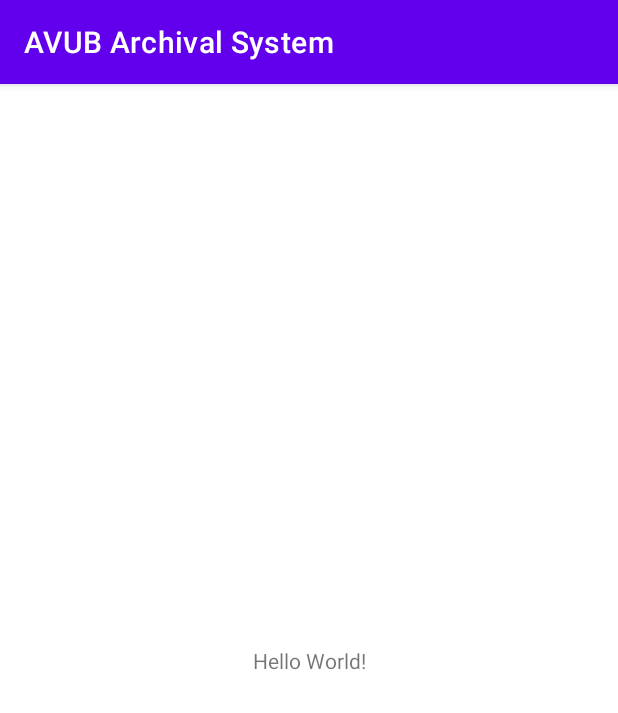
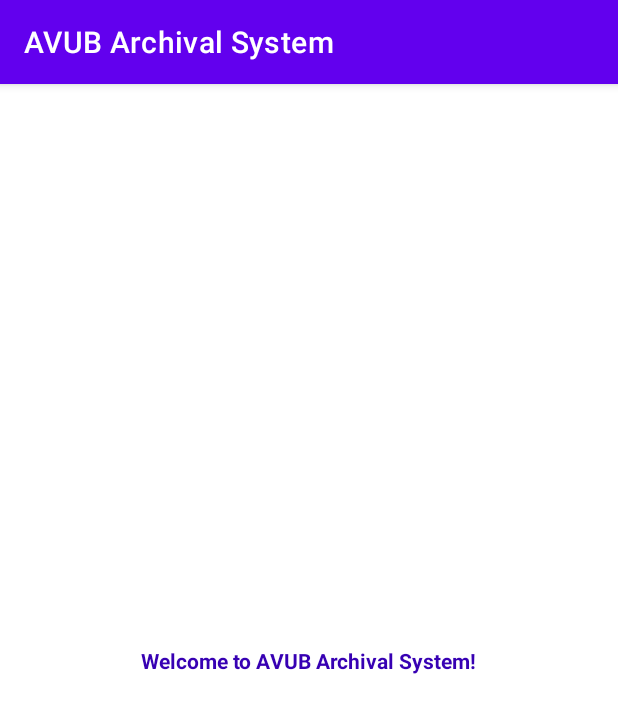
Before and after one commit to PalashHalder/AVUB-Archival-System, an Android app: the screen it shows after launch (MainActivity), on a phone screen of 412 x 824 dp. Shown: the top 713 px of the screen. Run offline under Robolectric (Android 15) with nearby library versions, the phone set to English and light mode, and no system bars.

Commit message:
welcome text

```diff
--- a/app/src/main/res/layout/activity_main.xml
+++ b/app/src/main/res/layout/activity_main.xml
@@ -9,7 +9,9 @@
     <TextView
         android:layout_width="wrap_content"
         android:layout_height="wrap_content"
-        android:text="Hello World!"
+        android:text="Welcome to AVUB Archival System!"
+        android:textColor="@color/purple_700"
+        android:textStyle="bold"
         app:layout_constraintBottom_toBottomOf="parent"
         app:layout_constraintEnd_toEndOf="parent"
         app:layout_constraintStart_toStartOf="parent"
```
